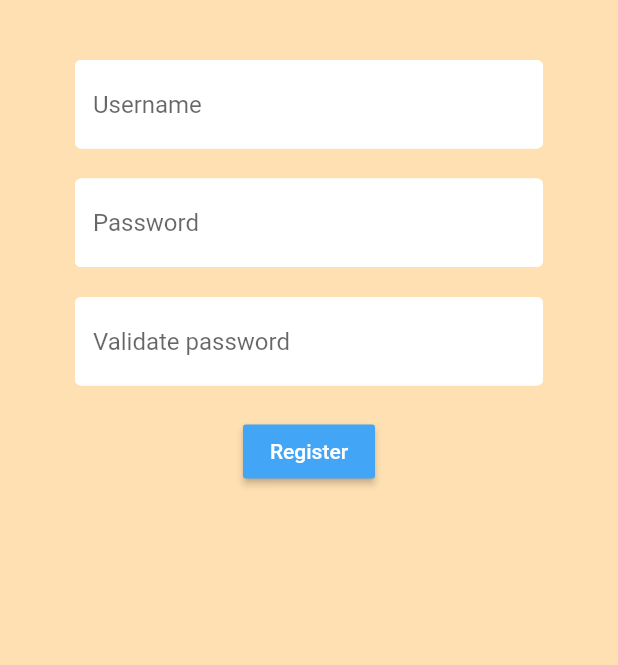
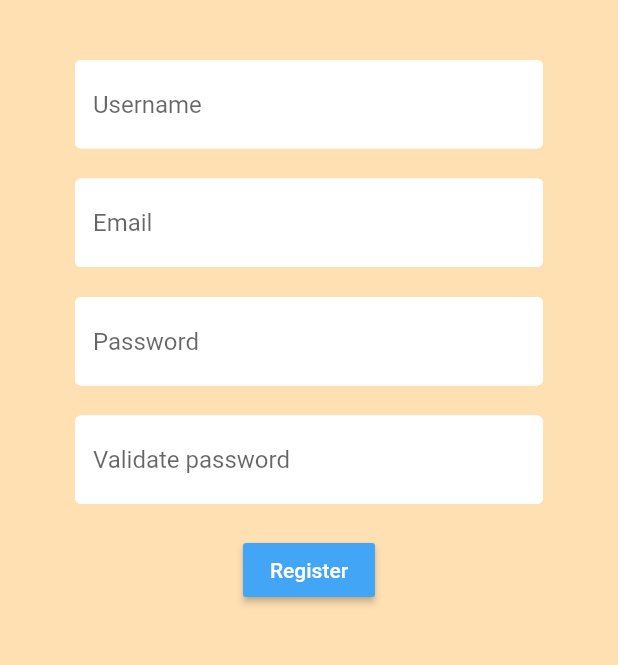
Before and after one commit to JustinWeintraub/MangaRec, a Flutter app: the Search screen opened directly, item 4 of the bottom bar chosen, after a tap on "Sign in", after a tap on "Register", on a phone screen of 412 x 824 dp, the part 84-749 px from its top. Run offline on Flutter 3.47's test engine with Material 2 defaults, Android fonts, the phone set to English and light mode, and no system bars; our stand-ins replace flutter_spinkit, material_design_icons_flutter.

Commit message:
Added email validation to frontend

```diff
--- a/frontend/lib/screens/authenticate/login.dart
+++ b/frontend/lib/screens/authenticate/login.dart
@@ -1,6 +1,8 @@
 import 'package:flutter/material.dart';
 import 'package:frontend/middleware/userware.dart';
+import 'package:frontend/screens/authenticate/validate.dart';
 import 'package:frontend/shared/constants.dart';
+import 'package:frontend/shared/contexedRoute.dart';
 import 'package:frontend/shared/loading/loadingPage.dart';
 import 'package:frontend/inherited/User.dart';
 
@@ -14,16 +16,23 @@ class Login extends StatefulWidget {
 
 class _LoginState extends State<Login> {
   //final AuthService _auth = AuthService();
-  final _formKey = GlobalKey<FormState>();
+  final formKey = GlobalKey<FormState>();
   bool loading = false;
   //text field state
   String username = '';
   String password = '';
   String error = '';
+  bool toBeValidated = false;
   @override
   Widget build(BuildContext context) {
     return loading
         ? Loading()
+        : toBeValidated
+            ? Validate(
+                username: username,
+                password: password,
+                toggleView: widget.toggleView,
+              )
             : Scaffold(
                 backgroundColor: Colors.orange[100],
                 appBar: AppBar(
@@ -39,9 +48,10 @@ class _LoginState extends State<Login> {
                   ],
                 ),
                 body: Container(
-                padding: EdgeInsets.symmetric(vertical: 20.0, horizontal: 50.0),
+                    padding:
+                        EdgeInsets.symmetric(vertical: 20.0, horizontal: 50.0),
                     child: Form(
-                  key: _formKey,
+                      key: formKey,
                       child: Column(
                         children: <Widget>[
                           SizedBox(height: 20.0),
@@ -50,7 +60,8 @@ class _LoginState extends State<Login> {
                                   hintText: 'Username'),
                               validator: (val) =>
                                   val.isEmpty ? 'Enter a username' : null,
-                          onChanged: (val) => setState(() => username = val)),
+                              onChanged: (val) =>
+                                  setState(() => username = val)),
                           SizedBox(height: 20.0),
                           TextFormField(
                               obscureText: true,
@@ -62,23 +73,31 @@ class _LoginState extends State<Login> {
                                       .hasMatch(val)
                                   ? 'The password needs to be at least 8 characters long, have one upper case and lower case number, and a number.'
                                   : null,
-                          onChanged: (val) => setState(() => password = val)),
+                              onChanged: (val) =>
+                                  setState(() => password = val)),
                           SizedBox(height: 20.0),
                           RaisedButton(
                               color: Colors.blue[400],
                               child: Text('Sign in',
                                   style: TextStyle(color: Colors.white)),
                               onPressed: () async {
-                            if (_formKey.currentState.validate()) {
+                                if (formKey.currentState.validate()) {
                                   setState(() => loading = true);
-                              dynamic result =
-                                  await Userware().login(username, password);
-                              if (result['success'] == false && mounted)
+                                  dynamic result = await Userware()
+                                      .login(username, password);
+                                  if (result['success'] == false && mounted) {
+                                    if (result['message'] ==
+                                        'User not validated.')
+                                      setState(() => {
+                                            loading = false,
+                                            toBeValidated = true
+                                          });
+                                    else
                                       setState(() => {
                                             loading = false,
                                             error = result['message']
                                           });
-                              else
+                                  } else
                                     UserInheritedWidget.of(context)
                                         .updateUser(result);
                                 }
--- a/frontend/lib/screens/authenticate/register.dart
+++ b/frontend/lib/screens/authenticate/register.dart
@@ -13,9 +13,10 @@ class Register extends StatefulWidget {
 }
 
 class _RegisterState extends State<Register> {
-  final _formKey = GlobalKey<FormState>();
+  final formKey = GlobalKey<FormState>();
   bool loading = false;
   String username = '';
+  String email = '';
   String password = '';
   String error = "";
   @override
@@ -39,7 +40,7 @@ class _RegisterState extends State<Register> {
             body: Container(
                 padding: EdgeInsets.symmetric(vertical: 20.0, horizontal: 50.0),
                 child: Form(
-                  key: _formKey,
+                  key: formKey,
                   child: Column(
                     children: <Widget>[
                       SizedBox(height: 20.0),
@@ -50,6 +51,15 @@ class _RegisterState extends State<Register> {
                               val.isEmpty ? 'Enter an username' : null,
                           onChanged: (val) {
                             setState(() => username = val);
+                          }),
+                      SizedBox(height: 20.0),
+                      TextFormField(
+                          decoration:
+                              textInputDecoration.copyWith(hintText: 'Email'),
+                          validator: (val) =>
+                              val.isEmpty ? 'Enter an email' : null,
+                          onChanged: (val) {
+                            setState(() => email = val);
                           }),
                       SizedBox(height: 20.0),
                       TextFormField(
@@ -78,10 +88,10 @@ class _RegisterState extends State<Register> {
                           child: Text('Register',
                               style: TextStyle(color: Colors.white)),
                           onPressed: () async {
-                            if (_formKey.currentState.validate()) {
+                            if (formKey.currentState.validate()) {
                               setState(() => loading = true);
-                              dynamic result =
-                                  await Userware().register(username, password);
+                              dynamic result = await Userware()
+                                  .register(username, email, password);
                               if (result['success'] == false)
                                 setState(() => {
                                       loading = false,
```
Also changed, not shown: frontend/lib/middleware/userware.dart (+16 -7 lines), frontend/lib/screens/authenticate/validate.dart (added, +77 -0 lines). Lines whose indentation alone changed are shown as unchanged.
